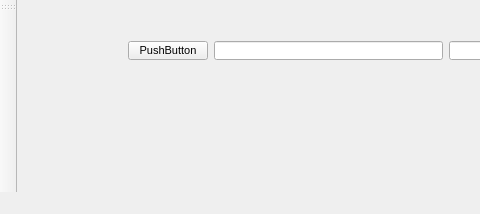
First picture: the form in Second Term/LAB 4/mainwindow.ui, repository Osipchik/Cpp, before the edit; both pictures show x 0 to 480 and y 0 to 214 of the 761 by 214 pixel window.
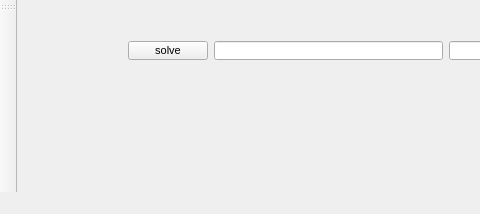
Second picture: the form after the edit.

```diff
--- a/Second Term/LAB 4/mainwindow.ui
+++ b/Second Term/LAB 4/mainwindow.ui
@@ -47,7 +47,7 @@
      <item row="0" column="0">
       <widget class="QPushButton" name="pushButton">
        <property name="text">
-        <string>PushButton</string>
+        <string>solve</string>
        </property>
       </widget>
      </item>
```
